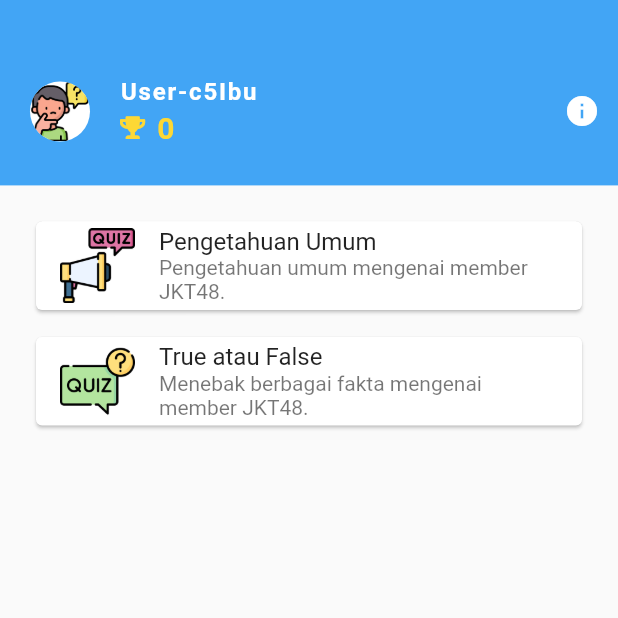
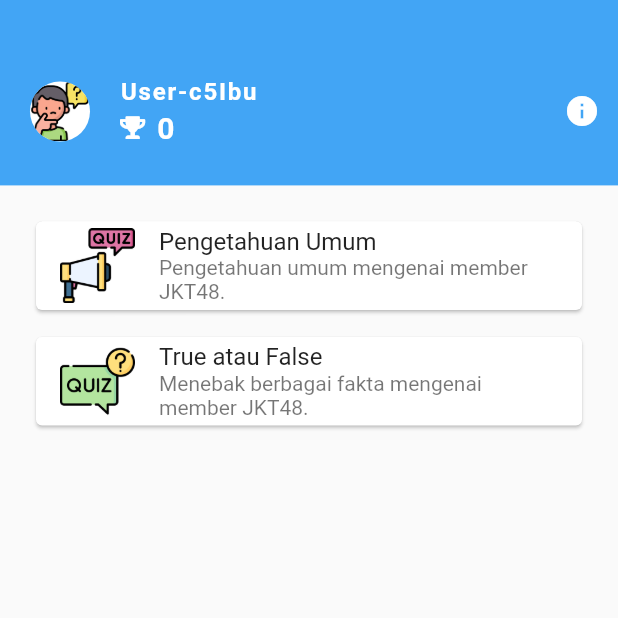
Before and after one commit to jmiryas/quiz_member_jkt48, a Flutter app: the screen it shows after launch, on a phone screen of 412 x 824 dp, the top half of it. Run offline on Flutter 3.47's test engine with Material 2 defaults, Android fonts, the phone set to English and light mode, and no system bars; our stand-ins replace audioplayers, font_awesome_flutter, random_string, rflutter_alert.

```diff
--- a/lib/widgets/quiz_home_header_widget.dart
+++ b/lib/widgets/quiz_home_header_widget.dart
@@ -54,9 +54,9 @@
                   ),
                   Row(
                     children: [
-                      FaIcon(
+                      const FaIcon(
                         FontAwesomeIcons.trophy,
-                        color: Colors.yellow.shade600,
+                        color: Colors.white,
                         size: 15.0,
                       ),
                       const SizedBox(
@@ -64,9 +64,9 @@
                       ),
                       Text(
                         "${QuizModel.scores + QuizBinaryModel.scores}",
-                        style: TextStyle(
+                        style: const TextStyle(
                           fontSize: 20.0,
-                          color: Colors.yellow.shade600,
+                          color: Colors.white,
                           fontWeight: FontWeight.bold,
                         ),
                       ),
--- a/pubspec.yaml
+++ b/pubspec.yaml
@@ -13,6 +13,7 @@
     sdk: flutter
 
   uuid: ^3.0.5
+  audioplayers: ^0.20.1
   random_string: ^2.3.1
   rflutter_alert: ^2.0.4
   cupertino_icons: ^1.0.2
@@ -29,6 +30,7 @@
   uses-material-design: true
 
   assets:
+    - assets/
     - images/
   #   - images/a_dot_ham.jpeg
 
```
Also changed, not shown: lib/screens/question_screen.dart (+7 -0 lines), lib/screens/quiz_binary_screen.dart (+7 -0 lines), pubspec.lock, 3 other files.
